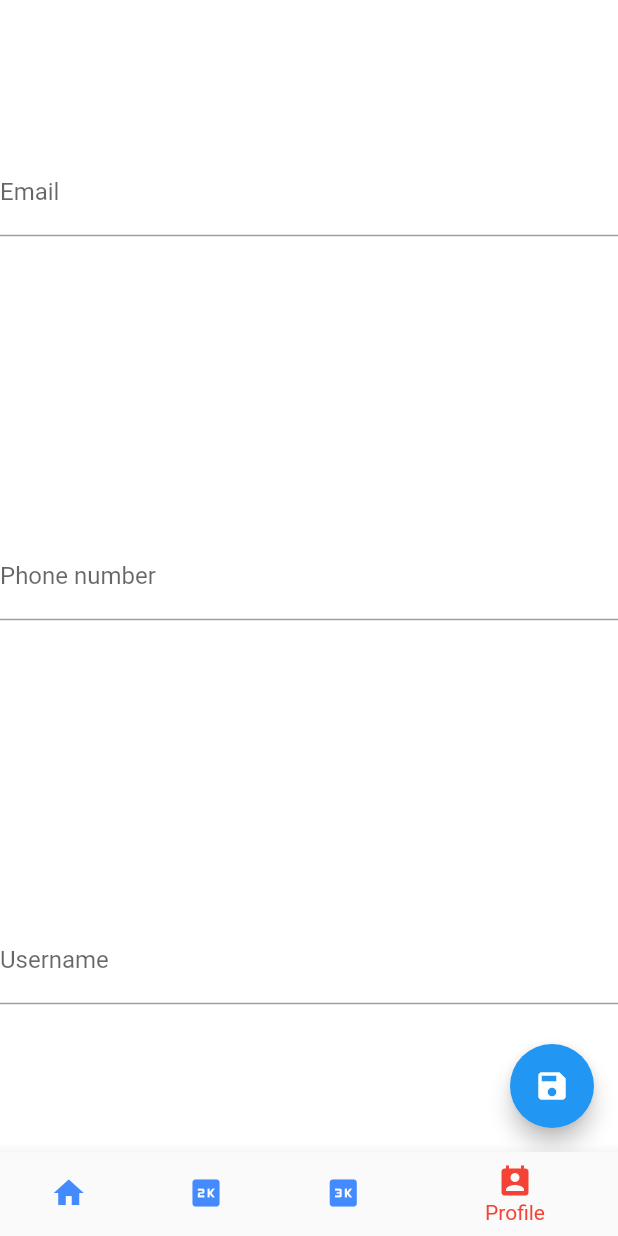
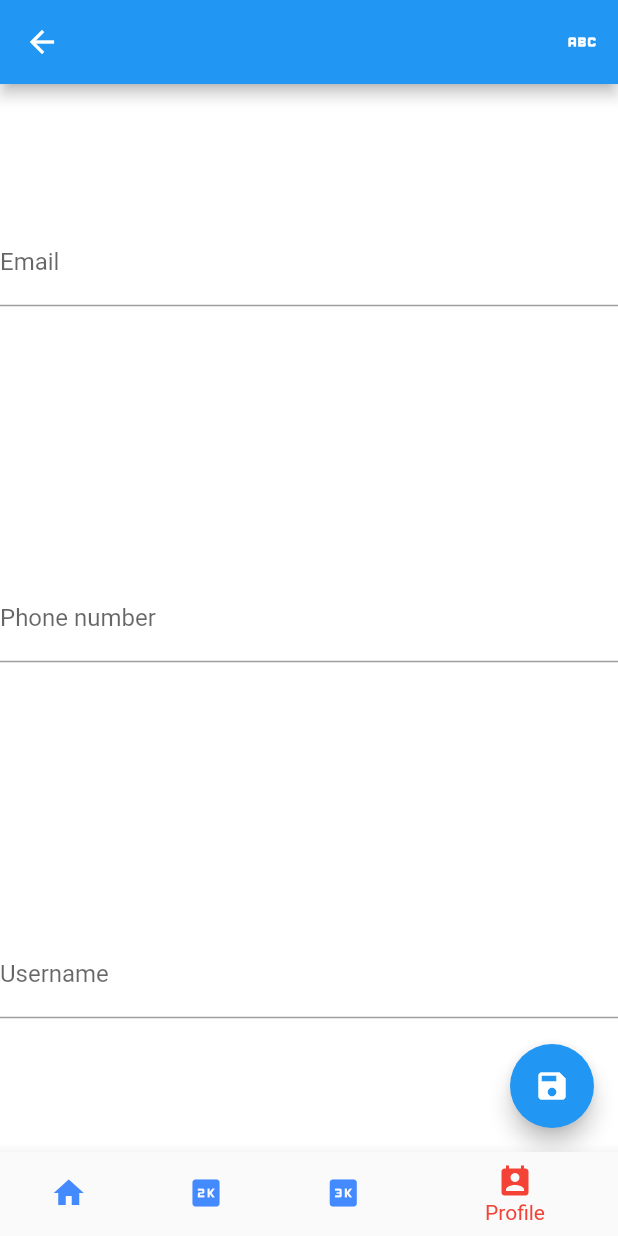
Before and after one commit to WeOwnYou/flutter_app, a Flutter app: the ProfileView screen opened by its route, after a tap on the "edit" icon, on a phone screen of 412 x 824 dp. Run offline on Flutter 3.47's test engine with Material 2 defaults, Android fonts, the phone set to English and light mode, and no system bars; our stand-ins replace auto_route, cloud_firestore, connectivity_plus, dio, firebase_auth, firebase_core and 3 more; accounts and stored records are empty.

Commit message:
Исправлен АпРоут

```diff
--- a/lib/application/ui/navigation/router.dart
+++ b/lib/application/ui/navigation/router.dart
@@ -1,11 +1,9 @@
 import 'package:auto_route/auto_route.dart';
 import 'package:auto_route/empty_router_widgets.dart';
 import 'package:flutter/material.dart';
-import 'package:flutter_app/application/ui/screens/auth_screen/auth_view.dart';
 import 'package:flutter_app/application/ui/screens/bottom_nav_bar_screen/bottom_nav_bar_screen.dart';
 import 'package:flutter_app/application/ui/screens/home_screen/home_view.dart';
-import 'package:flutter_app/application/ui/screens/intro_screen/intro_view.dart';
-import 'package:flutter_app/application/ui/screens/loosing_screen/loosing_screen.dart';
+import 'package:flutter_app/application/ui/screens/profile_editing_screen/profile_editing_details_view.dart';
 import 'package:flutter_app/application/ui/screens/profile_editing_screen/profile_editing_view.dart';
 import 'package:flutter_app/application/ui/screens/profile_screen/profile_view.dart';
 part 'router.gr.dart';
@@ -22,11 +20,12 @@ abstract class Routes {
 @MaterialAutoRouter(
   replaceInRouteName: 'Page|View|Screen,Route',
   routes: <AutoRoute>[
-    AutoRoute<void>(path: Routes.introScreen, page: IntroView, initial: true),
-    AutoRoute<void>(path: Routes.loosingScreen, page: LoosingScreen),
-    AutoRoute<void>(path: Routes.authScreen, page: AuthView),
+    // AutoRoute<void>(path: Routes.introScreen, page: IntroView, initial: true),
+    // AutoRoute<void>(path: Routes.loosingScreen, page: LoosingScreen),
+    // AutoRoute<void>(path: Routes.authScreen, page: AuthView),
     AutoRoute<void>(
-      path: Routes.mainScreen,
+      initial: true,
+      path: '/main',
       page: BottomNavBarScreen,
       children: [
         AutoRoute<void>(page: HomeView, initial: true),
@@ -38,12 +37,16 @@ abstract class Routes {
           path: Routes.profileViewScreen,
           children: [
             AutoRoute<void>(
-                page: ProfileView,
-                initial: true,),
+              page: ProfileView,
+              initial: true,
+            ),
             AutoRoute<void>(
               page: ProfileEditingView,
-              path: Routes.profileEditingScreen,
+              path: '${Routes.profileEditingScreen}/:id', // 13
             ),
+            AutoRoute<dynamic>(
+                page: ProfileEditingDetailsView, path: 'details/:id', // 14
+            )
           ],
         ),
       ],
@@ -51,11 +54,14 @@ abstract class Routes {
   ],
 )
 
+/// Main point of the application navigation
 class AppRouter extends _$AppRouter {
+  static final AppRouter _router = AppRouter._();
+
   AppRouter._();
-  static final AppRouter _appRouter = AppRouter._();
-  static AppRouter get instance => _appRouter;
-  // factory AppRouter.instance() => _appRouter;
+
+  /// Singleton instance of [AppRouter]
+  factory AppRouter.instance() => _router;
 }
 
 class MockView1 extends StatelessWidget {
--- a/lib/application/ui/screens/bottom_nav_bar_screen/bottom_nav_bar_vm.dart
+++ b/lib/application/ui/screens/bottom_nav_bar_screen/bottom_nav_bar_vm.dart
@@ -5,21 +5,21 @@ import 'package:flutter_app/application/ui/screens/profile_screen/profile_view.d
 
 class BottomNavBarVm extends ChangeNotifier {
   BuildContext context;
-  final User _user;
+  final User? _user;
   bool _isLoading = false;
   late UserPersonalInfo _userInfo;
 
   bool get isLoading => _isLoading;
   UserPersonalInfo get userInfo => _userInfo;
 
-  BottomNavBarVm(this.context) : _user = FirebaseAuth.instance.currentUser! {
+  BottomNavBarVm(this.context) : _user = FirebaseAuth.instance.currentUser {
     _loadUserInfo();
   }
   void _loadUserInfo([UserPersonalInfo? userPersonalInfo]) {
     _userInfo = UserPersonalInfo(
-      email: userPersonalInfo?.email ?? _user.email!,
-      userName: userPersonalInfo?.userName ?? _user.displayName,
-      phoneNumber: userPersonalInfo?.phoneNumber ?? _user.phoneNumber,
+      email: userPersonalInfo?.email ?? _user?.email ?? '',
+      userName: userPersonalInfo?.userName ?? _user?.displayName ?? '',
+      phoneNumber: userPersonalInfo?.phoneNumber ?? _user?.phoneNumber ?? '',
     );
     _isLoading = false;
     notifyListeners();
@@ -28,12 +28,12 @@ class BottomNavBarVm extends ChangeNotifier {
   Future<void> changeUserInfo(UserPersonalInfo userInfo) async {
     _isLoading = true;
     notifyListeners();
-    await _user.updateEmail(userInfo.email);
-    await _user.updateDisplayName(userInfo.userName);
+    await _user?.updateEmail(userInfo.email);
+    await _user?.updateDisplayName(userInfo.userName);
     _loadUserInfo(userInfo);
   }
 
   void onProfileEditPressed() {
-    AppRouter.instance.push(ProfileEditingRoute(userInfo: _userInfo));
+    AppRouter.instance().push(ProfileEditingRoute(userInfo: _userInfo, id: 13));
   }
 }
--- a/lib/application/ui/screens/home_screen/home_view_model.dart
+++ b/lib/application/ui/screens/home_screen/home_view_model.dart
@@ -75,12 +75,15 @@ class HomeViewModel extends ViewModel {
   //   }
   // }
 
+  /*
   @override
   void dispose() {
     super.dispose();
     // _connectivitySubscription.cancel();
     // _streamController.close();
   }
+
+   */
 
   Stream<HomeState>? _mapEventToState(HomeEvent event) async* {
     switch (event.runtimeType) {
--- a/lib/application/ui/screens/intro_screen/intro_view.dart
+++ b/lib/application/ui/screens/intro_screen/intro_view.dart
@@ -110,6 +110,6 @@ class _IntroViewState extends State<IntroView>
 
   void startGame() {
     final isAuth = FirebaseAuth.instance.currentUser != null;
-    AppRouter.instance.replaceNamed(isAuth ? Routes.mainScreen : Routes.authScreen);
+    AppRouter.instance().replaceNamed(isAuth ? Routes.mainScreen : Routes.authScreen);
   }
 }
--- a/lib/application/ui/screens/profile_editing_screen/profile_editing_view.dart
+++ b/lib/application/ui/screens/profile_editing_screen/profile_editing_view.dart
@@ -8,7 +8,9 @@ import 'package:provider/provider.dart';
 
 class ProfileEditingView extends StatelessWidget implements AutoRouteWrapper {
   final UserPersonalInfo userInfo;
-  const ProfileEditingView({super.key, required this.userInfo});
+  final int? id;
+  const ProfileEditingView(
+      {super.key, required this.userInfo, @pathParam this.id});
 
   @override
   Widget build(BuildContext context) {
@@ -19,9 +21,18 @@ class ProfileEditingView extends StatelessWidget implements AutoRouteWrapper {
     final emailController = context.read<ProfileEditingVm>().emailController;
     final isLoading =
         context.select<ProfileEditingVm, bool>((vm) => vm.isLoading);
-    print('${AppRouter.instance.current.path}!!');
-    print('${context.router.current.path}??');
+    print('${AppRouter.instance().currentPath}!!');
+    // print('${context.router.current.path}??');
     return Scaffold(
+      appBar: AppBar(
+        actions: [
+          IconButton(
+              onPressed: () {
+                AppRouter.instance().push(ProfileEditingDetailsRoute(id: 14));
+              },
+              icon: const Icon(Icons.abc))
+        ],
+      ),
       body: Stack(
         children: [
           Column(
--- a/lib/application/ui/screens/profile_editing_screen/profile_editing_vm.dart
+++ b/lib/application/ui/screens/profile_editing_screen/profile_editing_vm.dart
@@ -2,6 +2,7 @@ import 'dart:async';
 
 import 'package:auto_route/auto_route.dart';
 import 'package:flutter/widgets.dart';
+import 'package:flutter_app/application/ui/navigation/router.dart';
 import 'package:flutter_app/application/ui/screens/bottom_nav_bar_screen/bottom_nav_bar_vm.dart';
 import 'package:flutter_app/application/ui/screens/profile_screen/profile_view.dart';
 import 'package:provider/provider.dart';
@@ -22,6 +23,7 @@ class ProfileEditingVm extends ChangeNotifier {
     _emailController.text = userInfo.email;
     _phoneNumberController.text = userInfo.phoneNumber ?? '';
     _userNameController.text = userInfo.userName ?? '';
+    print(AppRouter.instance().currentPath);
   }
 
   Future<void> onSaveButtonTap() async {
--- a/lib/application/ui/screens/profile_screen/profile_view.dart
+++ b/lib/application/ui/screens/profile_screen/profile_view.dart
@@ -1,4 +1,5 @@
 import 'package:flutter/material.dart';
+import 'package:flutter_app/application/ui/navigation/router.dart';
 import 'package:flutter_app/application/ui/screens/bottom_nav_bar_screen/bottom_nav_bar_vm.dart';
 import 'package:provider/provider.dart';
 
@@ -27,6 +28,7 @@ class ProfileView extends StatelessWidget {
 
   @override
   Widget build(BuildContext context) {
+    print(AppRouter.instance().currentPath);
     final userInfo =
         context.select<BottomNavBarVm, UserPersonalInfo>((vm) => vm.userInfo);
     const fontStyle = TextStyle(fontSize: 30);
--- a/lib/core/domain/api_client/api_client_config.dart
+++ b/lib/core/domain/api_client/api_client_config.dart
@@ -1,7 +1,7 @@
 abstract class ApiClientConfig {
   static const clientId = 'c1oJzOrdHEl9fu9IKiO4Ocv_Gihk8Cl3mvgFoJpuXCg';
 
-  // TODO(fix):
+  // TODO(fix): message
   static const collectionName = 'quiz_questions';
   static const documentName = 'HnPA3a7NcN2ymCvWCOzW';
 }
--- a/lib/core/ui/res/app_themes.dart
+++ b/lib/core/ui/res/app_themes.dart
@@ -14,6 +14,7 @@ abstract class AppThemes{
     scaffoldBackgroundColor: Colors.white,
     elevatedButtonTheme: ElevatedButtonThemeData(
       style: ElevatedButton.styleFrom(
+        // TODO(deprecated): fix this
         primary: Colors.deepPurple,
         onPrimary: Colors.deepOrange,
       ),
--- a/lib/core/ui/widgets/overlay_entry_widget.dart
+++ b/lib/core/ui/widgets/overlay_entry_widget.dart
@@ -4,7 +4,7 @@ class BuildOverlayEntryWidget extends StatefulWidget {
   final String text;
   final int secondsDuration;
   const BuildOverlayEntryWidget(
-      {required this.text, required this.secondsDuration, Key? key})
+      {required this.text, required this.secondsDuration, Key? key,})
       : super(key: key);
 
   @override
--- a/lib/main.dart
+++ b/lib/main.dart
@@ -4,7 +4,6 @@ import 'package:firebase_core/firebase_core.dart';
 import 'package:firebase_crashlytics/firebase_crashlytics.dart';
 import 'package:firebase_messaging/firebase_messaging.dart';
 import 'package:flutter/material.dart';
-import 'package:flutter_app/application/ui/navigation/router.dart';
 import 'package:flutter_app/configuration/firebase_options.dart';
 import 'package:flutter_app/my_app.dart';
 import 'package:flutter_app/my_app_vm.dart';
--- a/lib/my_app.dart
+++ b/lib/my_app.dart
@@ -44,8 +44,8 @@ class _MyAppState extends State<MyApp> {
       themeMode: ThemeMode.light,
       theme: AppThemes.lightTheme,
       darkTheme: AppThemes.darkTheme,
-      routerDelegate: AppRouter.instance.delegate(),
-      routeInformationParser: AppRouter.instance.defaultRouteParser(),
+      routerDelegate: AppRouter.instance().delegate(),
+      routeInformationParser: AppRouter.instance().defaultRouteParser(),
     );
   }
 
```
Also changed, not shown: lib/application/ui/screens/profile_editing_screen/profile_editing_details_view.dart (added, +20 -0 lines), lib/application/ui/navigation/router.gr.dart, lib/data_provider.dart (line endings or trailing spaces).
